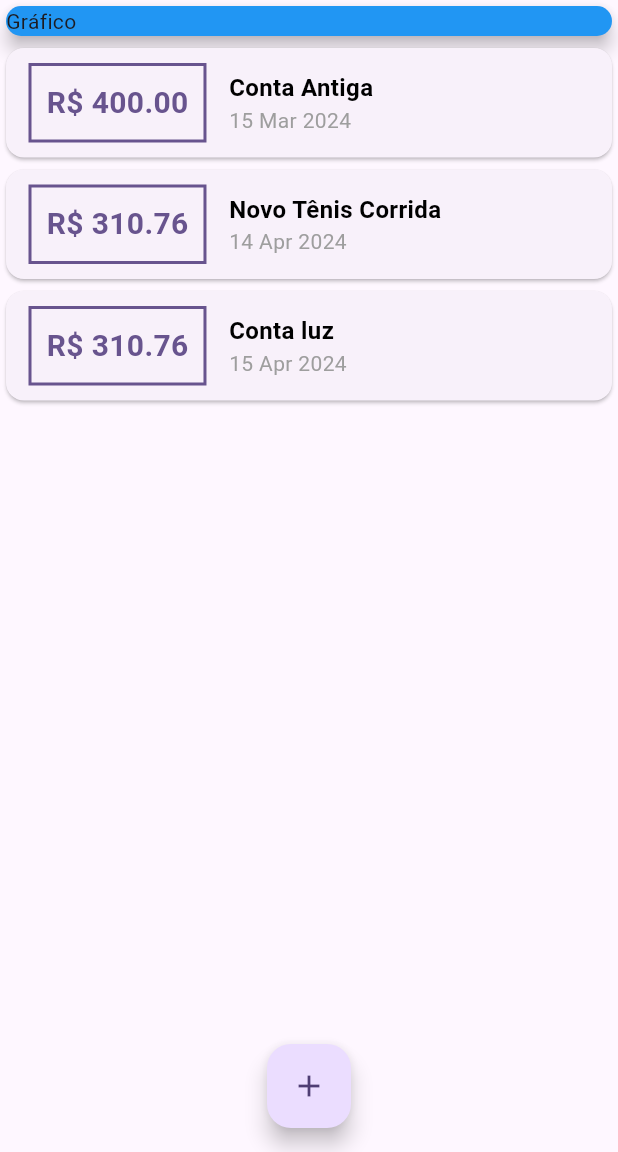
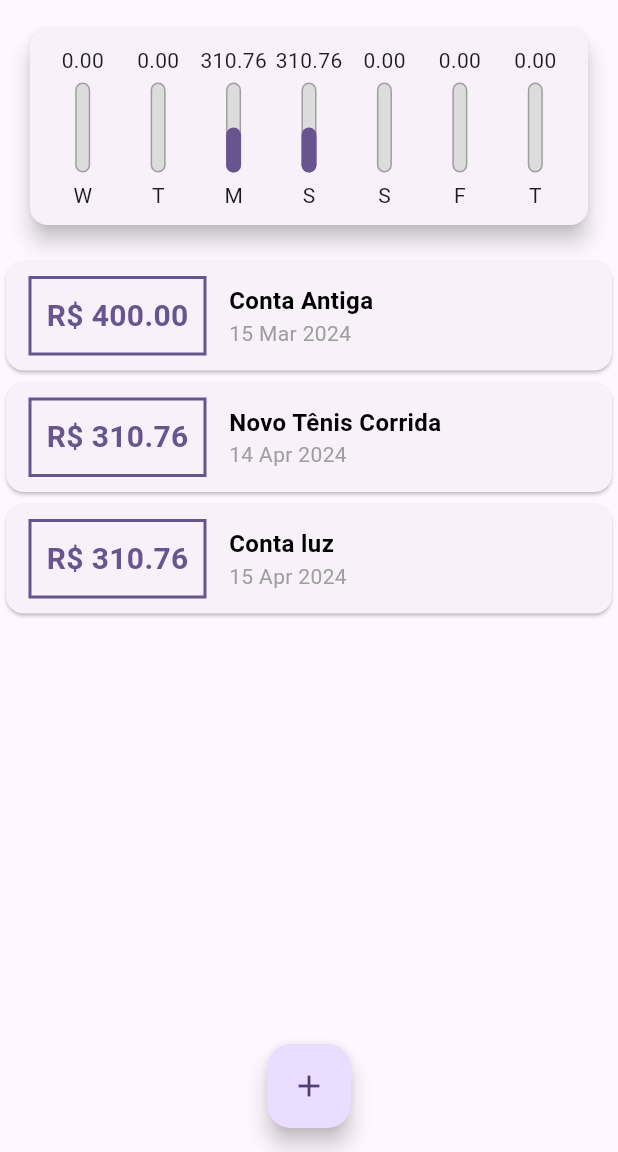
Before and after one commit to adevalter/expenses, a Flutter app: the screen it shows after launch, on a phone screen of 412 x 824 dp, the part 84-1236 px from its top. Run offline on Flutter 3.47's test engine with Material 3 defaults, Android fonts, the phone set to English and light mode, and no system bars.

Commit message:
implementado grafico de gastos

```diff
--- a/lib/components/chart.dart
+++ b/lib/components/chart.dart
@@ -1,3 +1,4 @@
+import 'package:expenses/components/chart_bar.dart';
 import 'package:expenses/model/transaction.dart';
 import 'package:intl/intl.dart';
 import 'package:flutter/material.dart';
@@ -7,7 +8,7 @@ class Chart extends StatelessWidget {
 
   const Chart(this.recentTransactions, {super.key});
 
-  List<Map<String, Object>> get groupedTransaction {
+  List<Map<String, Object>> get groupedTransactions {
     return List.generate(7, (index) {
       final weekDay = DateTime.now().subtract(
         Duration(days: index),
@@ -35,13 +36,32 @@ class Chart extends StatelessWidget {
     });
   }
 
+  double get _weekTotalValue {
+    return groupedTransactions.fold(0, (sum, tr) {
+      return sum + (tr['value'] as double);
+    });
+  }
+
   @override
   Widget build(BuildContext context) {
-    return const Card(
+    return Card(
       elevation: 6,
       margin: EdgeInsets.all(20),
-      child: Row(
-        children: [],
+      child: Padding(
+        padding: const EdgeInsets.all(10.0),
+        child: Row(
+          mainAxisAlignment: MainAxisAlignment.spaceAround,
+          children: groupedTransactions.map((tr) {
+            return Flexible(
+              fit: FlexFit.tight,
+              child: ChartBar(
+                label: tr['day'] as String,
+                value: tr['value'] as double,
+                percentage: (tr['value'] as double) / _weekTotalValue,
+              ),
+            );
+          }).toList(),
+        ),
       ),
     );
   }
--- /dev/null
+++ b/lib/components/chart_bar.dart
@@ -0,0 +1,59 @@
+import 'package:flutter/material.dart';
+import 'package:flutter/widgets.dart';
+
+class ChartBar extends StatelessWidget {
+  final String label;
+  final double value;
+  final double percentage;
+
+  const ChartBar({
+    required this.label,
+    required this.value,
+    required this.percentage,
+    super.key,
+  });
+
+  @override
+  Widget build(BuildContext context) {
+    return Column(
+      children: [
+        FittedBox(child: Text("${value.toStringAsFixed(2)}")),
+        const SizedBox(
+          height: 5,
+        ),
+        Container(
+          height: 60,
+          width: 10,
+          child: Stack(
+            alignment: Alignment.bottomCenter,
+            children: [
+              Container(
+                decoration: BoxDecoration(
+                  border: Border.all(
+                    color: Colors.grey,
+                    width: 1.0,
+                  ),
+                  color: Color.fromRGBO(220, 220, 220, 1),
+                  borderRadius: BorderRadius.circular(5),
+                ),
+              ),
+              FractionallySizedBox(
+                heightFactor: percentage,
+                child: Container(
+                  decoration: BoxDecoration(
+                    color: Theme.of(context).primaryColor,
+                    borderRadius: BorderRadius.circular(5),
+                  ),
+                ),
+              ),
+            ],
+          ),
+        ),
+        const SizedBox(
+          height: 5,
+        ),
+        Text(label),
+      ],
+    );
+  }
+}
--- a/lib/components/transaction_list.dart
+++ b/lib/components/transaction_list.dart
@@ -10,7 +10,7 @@ class TransactionList extends StatelessWidget {
   @override
   Widget build(BuildContext context) {
     return Container(
-      height: 450,
+      height: 300,
       child: transactions.isEmpty
           ? Column(
               children: [
--- a/lib/main.dart
+++ b/lib/main.dart
@@ -1,5 +1,6 @@
 import 'dart:async';
 
+import 'package:expenses/components/chart.dart';
 import 'package:expenses/components/transaction_form.dart';
 import 'dart:math';
 
@@ -67,7 +68,9 @@ class _MyHomePageState extends State<MyHomePage> {
 
   List<Transaction> get _recentTransactions {
     return _transactions.where((tr) {
-      return false;
+      return tr.date.isAfter(DateTime.now().subtract(
+        const Duration(days: 7),
+      ));
     }).toList();
   }
 
@@ -111,14 +114,7 @@ class _MyHomePageState extends State<MyHomePage> {
         child: Column(
           crossAxisAlignment: CrossAxisAlignment.stretch,
           children: <Widget>[
-            Container(
-              width: double.infinity,
-              child: const Card(
-                color: Colors.blue,
-                elevation: 5,
-                child: Text("Gráfico"),
-              ),
-            ),
+            Chart(_recentTransactions),
             TransactionList(_transactions),
           ],
         ),
```
